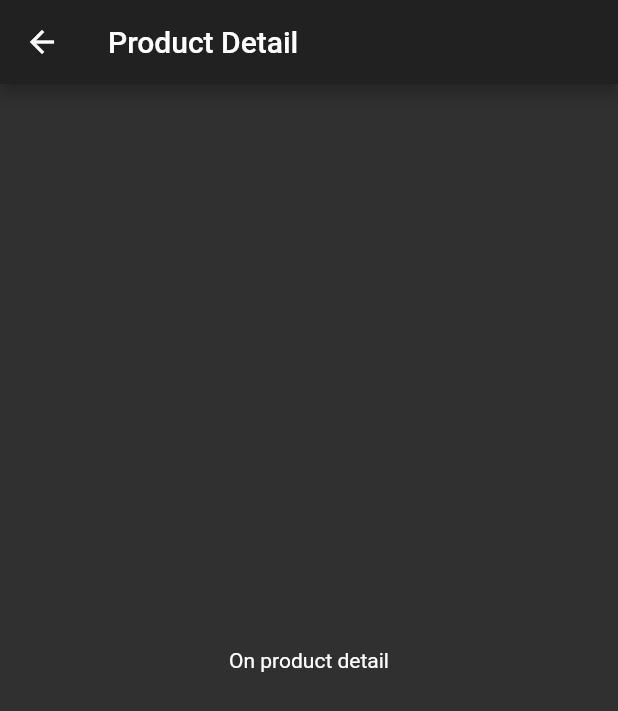
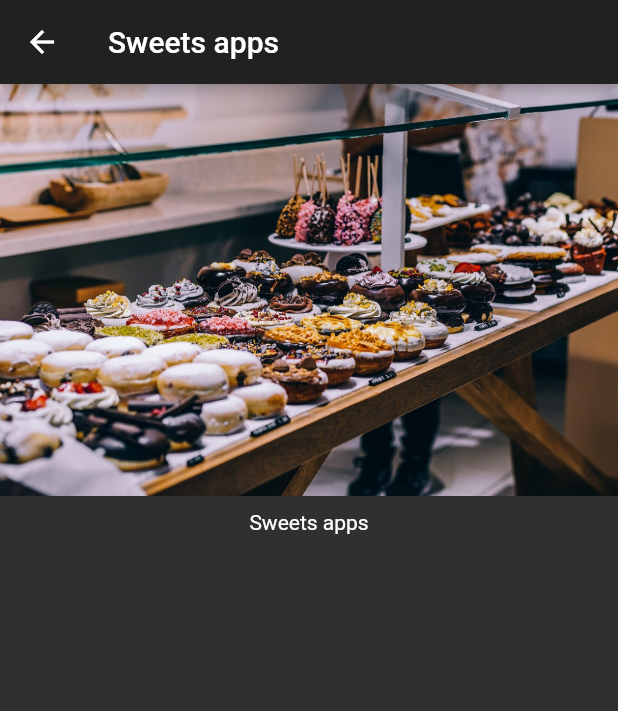
Before and after one commit to kherox/flutter-training-app, a Flutter app: the screen it shows after launch, after a tap on "Details", on a phone screen of 412 x 824 dp. Shown: the top 711 px of the screen. Run offline on Flutter 3.47's test engine with Material 2 defaults, Android fonts, the phone set to English and light mode, and no system bars.

Commit message:
add aditionnel information

```diff
--- a/lib/pages/product.dart
+++ b/lib/pages/product.dart
@@ -2,14 +2,22 @@ import 'package:flutter/material.dart';
 
 
 class ProductPage extends StatelessWidget{
+
+  final String title;
+  final String imageUrl;
+
+  ProductPage(this.title,this.imageUrl);
 
   @override
     Widget build(BuildContext context) {
       // TODO: implement build
       return Scaffold(
           appBar: AppBar(
-            title: Text("Product Detail"),
+            title: Text(title),
           ),
-          body: Center(child: Text("On product detail"),));
+          body: Column(children: <Widget>[
+            Image.asset(imageUrl),
+            Container(child: Text(title), padding: EdgeInsets.all(10.0),)
+          ],));
     }
 }
--- a/lib/product.dart
+++ b/lib/product.dart
@@ -21,7 +21,7 @@ class Products extends StatelessWidget {
                 onPressed: () => Navigator.push(
                     context,
                     MaterialPageRoute(
-                        builder: (BuildContext context) => ProductPage())),
+                        builder: (BuildContext context) => ProductPage("Sweets apps","assets/food.jpg"))),
               )
             ],
           )
```
